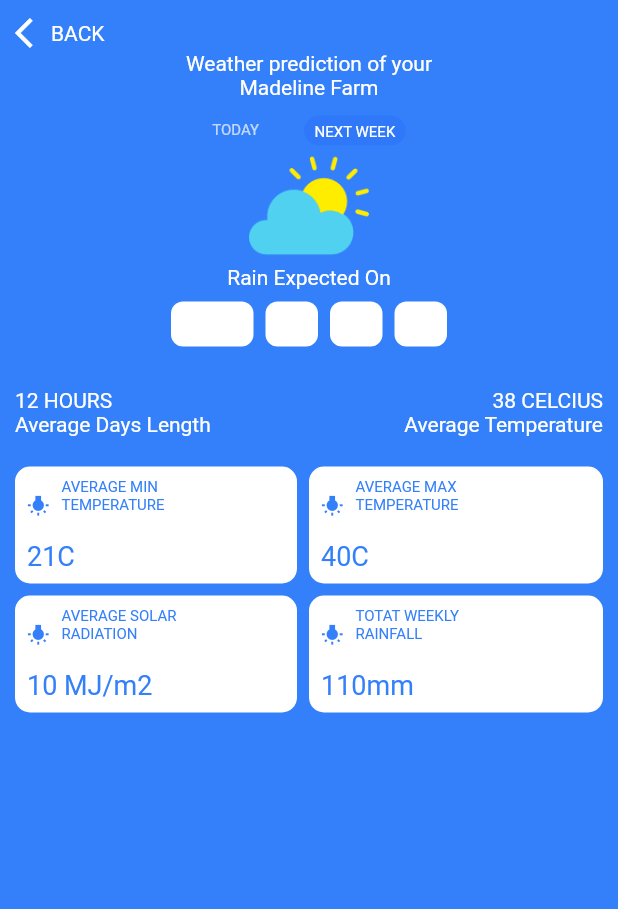
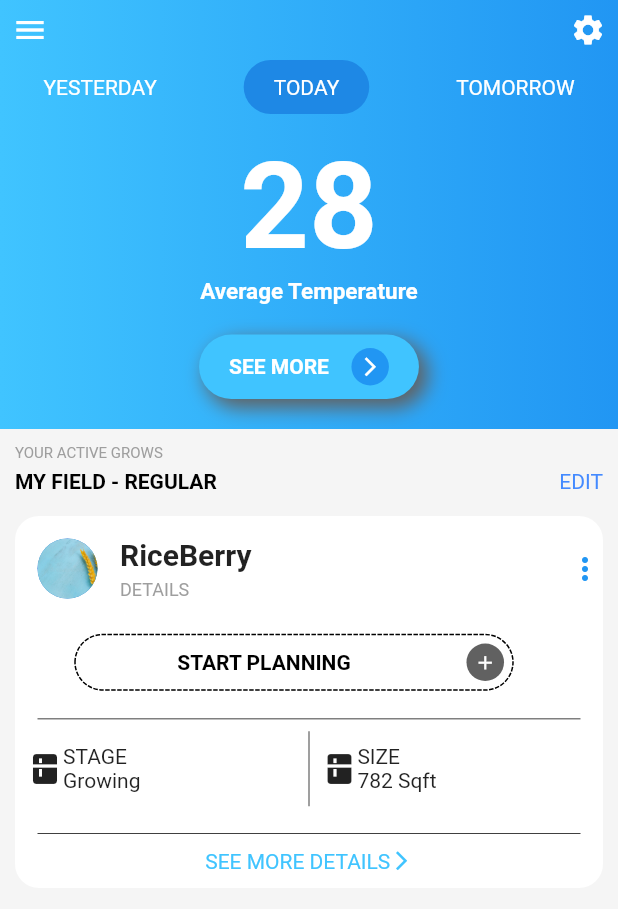
Before and after one commit to adaika96/flutter_session_farm_ai, a Flutter app: the screen it shows after launch, on a phone screen of 412 x 824 dp. Shown: the top 909 px of the screen. Run offline on Flutter 3.47's test engine with Material 2 defaults, Android fonts, the phone set to English and light mode, and no system bars; drawn by our look-alikes of dotted_border.

Commit message:
session du 13/07/2019

```diff
--- /dev/null
+++ b/lib/dashboard_page.dart
@@ -0,0 +1,342 @@
+import 'package:dotted_border/dotted_border.dart';
+import 'package:flutter/material.dart';
+
+class DashboardPage extends StatelessWidget {
+  @override
+  Widget build(BuildContext context) {
+    return SafeArea(
+      child: Column(
+        children: <Widget>[
+          Container(
+            decoration: BoxDecoration(
+              gradient: LinearGradient(
+                colors: [
+                  Colors.lightBlueAccent,
+                  Colors.blue,
+                ],
+              ),
+            ),
+            child: Column(
+              children: <Widget>[
+                Padding(
+                  padding: const EdgeInsets.all(8.0),
+                  child: Row(
+                    children: <Widget>[
+                      Icon(
+                        Icons.menu,
+                        color: Colors.white,
+                      ),
+                      Expanded(
+                        child: Container(),
+                      ),
+                      Icon(
+                        Icons.settings,
+                        color: Colors.white,
+                      ),
+                    ],
+                  ),
+                ),
+                Padding(
+                  padding: const EdgeInsets.only(bottom: 15.0),
+                  child: Row(
+                    mainAxisAlignment: MainAxisAlignment.spaceAround,
+                    children: <Widget>[
+                      Text(
+                        "YESTERDAY",
+                        style: TextStyle(color: Colors.white),
+                      ),
+                      Container(
+                          padding: EdgeInsets.only(
+                              top: 10, bottom: 10, left: 20, right: 20),
+                          decoration: BoxDecoration(
+                            borderRadius: BorderRadius.circular(30),
+                            color: Colors.blue[600],
+                          ),
+                          child: Text(
+                            "TODAY",
+                            style: TextStyle(color: Colors.white),
+                          )),
+                      Text(
+                        "TOMORROW",
+                        style: TextStyle(color: Colors.white),
+                      ),
+                    ],
+                  ),
+                ),
+                Text(
+                  "28",
+                  style: TextStyle(
+                      color: Colors.white,
+                      fontSize: 80,
+                      fontWeight: FontWeight.bold),
+                ),
+                Text(
+                  "Average Temperature",
+                  style: TextStyle(
+                      color: Colors.white,
+                      fontSize: 15,
+                      fontWeight: FontWeight.bold),
+                ),
+                SizedBox(
+                  height: 20,
+                ),
+                Row(
+                  mainAxisAlignment: MainAxisAlignment.center,
+                  children: <Widget>[
+                    Container(
+                      padding: EdgeInsets.only(
+                          top: 9, bottom: 9, left: 20, right: 20),
+                      decoration: BoxDecoration(
+                          boxShadow: [
+                            BoxShadow(
+                                color: Colors.grey[700],
+                                blurRadius: 10,
+                                spreadRadius: 1,
+                                offset: Offset(5, 5))
+                          ],
+                          color: Colors.lightBlueAccent,
+                          borderRadius: BorderRadius.circular(30)),
+                      child: Row(
+                        children: <Widget>[
+                          Text(
+                            "SEE MORE",
+                            style: TextStyle(
+                                color: Colors.white,
+                                fontWeight: FontWeight.bold),
+                          ),
+                          SizedBox(
+                            width: 15,
+                          ),
+                          Container(
+                            padding: EdgeInsets.all(5),
+                            decoration: BoxDecoration(
+                                color: Colors.blue[500],
+                                shape: BoxShape.circle),
+                            child: Icon(
+                              Icons.arrow_forward_ios,
+                              color: Colors.white,
+                              size: 15,
+                            ),
+                          )
+                        ],
+                      ),
+                    ),
+                  ],
+                ),
+                SizedBox(
+                  height: 20,
+                ),
+              ],
+            ),
+          ),
+          Expanded(
+            child: Container(
+              padding: EdgeInsets.all(10),
+              decoration: BoxDecoration(color: Colors.grey[100]),
+              child: ListView(
+                scrollDirection: Axis.vertical,
+                children: <Widget>[
+                  Text(
+                    "YOUR ACTIVE GROWS",
+                    style: TextStyle(color: Colors.grey, fontSize: 10),
+                  ),
+                  SizedBox(
+                    height: 5,
+                  ),
+                  Row(
+                    mainAxisAlignment: MainAxisAlignment.spaceBetween,
+                    children: <Widget>[
+                      Text(
+                        "MY FIELD - REGULAR",
+                        style: TextStyle(
+                            color: Colors.black, fontWeight: FontWeight.bold),
+                      ),
+                      Text(
+                        "EDIT",
+                        style: TextStyle(color: Colors.blueAccent),
+                      ),
+                    ],
+                  ),
+                  SizedBox(
+                    height: 15,
+                  ),
+                  Container(
+                    width: 200,
+                    decoration: BoxDecoration(
+                      color: Colors.white,
+                      borderRadius: BorderRadius.circular(16),
+                    ),
+                    child: Column(
+                      children: <Widget>[
+                        Row(
+                          children: <Widget>[
+                            Padding(
+                              padding: const EdgeInsets.all(15.0),
+                              child: CircleAvatar(
+                                backgroundImage:
+                                    ExactAssetImage("assets/ble.jpg"),
+                              ),
+                            ),
+                            Expanded(
+                              child: Column(
+                                crossAxisAlignment: CrossAxisAlignment.start,
+                                children: <Widget>[
+                                  Text(
+                                    'RiceBerry',
+                                    style: TextStyle(
+                                        fontWeight: FontWeight.bold,
+                                        fontSize: 20),
+                                  ),
+                                  SizedBox(
+                                    height: 5,
+                                  ),
+                                  Text(
+                                    'DETAILS',
+                                    style: TextStyle(
+                                        color: Colors.grey, fontSize: 12),
+                                  ),
+                                ],
+                              ),
+                            ),
+                            Icon(
+                              Icons.more_vert,
+                              color: Colors.blue,
+                            )
+                          ],
+                        ),
+                        Row(
+                          children: <Widget>[
+                            Padding(
+                              padding: const EdgeInsets.only(
+                                  left: 20.0, right: 20.0),
+                              child: Container(
+                                width: MediaQuery.of(context).size.width - 80,
+                                padding: EdgeInsets.only(
+                                    top: 9, bottom: 9, left: 20, right: 20),
+                                child: DottedBorder(
+                                  borderType: BorderType.RRect,
+                                  color: Colors.black,
+                                  padding: EdgeInsets.all(6),
+                                  strokeWidth: 1,
+                                  radius: Radius.circular(50.0),
+                                  child: Row(
+                                    children: <Widget>[
+                                      Expanded(
+                                        child: Center(
+                                          child: Text(
+                                            "START PLANNING",
+                                            style: TextStyle(
+                                                color: Colors.black,
+                                                fontWeight: FontWeight.bold),
+                                          ),
+                                        ),
+                                      ),
+                                      SizedBox(
+                                        width: 15,
+                                      ),
+                                      Container(
+                                        padding: EdgeInsets.all(5),
+                                        decoration: BoxDecoration(
+                                            color: Colors.grey[700],
+                                            shape: BoxShape.circle),
+                                        child: Icon(
+                                          Icons.add,
+                                          color: Colors.white,
+                                          size: 15,
+                                        ),
+                                      )
+                                    ],
+                                  ),
+                                ),
+                              ),
+                            ),
+                          ],
+                        ),
+                        Padding(
+                          padding: const EdgeInsets.only(
+                              left: 15.0, right: 15.0, top: 10),
+                          child: Container(
+                            color: Colors.black,
+                            height: 0.5,
+                          ),
+                        ),
+                        Padding(
+                          padding: const EdgeInsets.all(8.0),
+                          child: Row(
+                            children: <Widget>[
+                              Expanded(
+                                child: _specifics(
+                                  Icon(Icons.kitchen),
+                                  "STAGE",
+                                  "Growing",
+                                ),
+                              ),
+                              Container(
+                                width: 0.5,
+                                color: Colors.black,
+                                height: 50,
+                              ),
+                              Expanded(
+                                child: Padding(
+                                  padding: const EdgeInsets.only(left: 8.0),
+                                  child: _specifics(
+                                    Icon(Icons.kitchen),
+                                    "SIZE",
+                                    "782 Sqft",
+                                  ),
+                                ),
+                              )
+                            ],
+                          ),
+                        ),
+                        Padding(
+                          padding: const EdgeInsets.only(
+                              left: 15.0, right: 15.0, top: 10),
+                          child: Container(
+                            color: Colors.black,
+                            height: 0.5,
+                          ),
+                        ),
+                        Padding(
+                          padding: const EdgeInsets.only(left: 8.0, right: 8.0, bottom: 10.0, top: 10.0),
+                          child: Row(
+                            mainAxisAlignment: MainAxisAlignment.center,
+                            children: <Widget>[
+                              Text(
+                                "SEE MORE DETAILS",
+                                style: TextStyle(
+                                  color: Colors.lightBlueAccent
+                                ),
+                              ),
+                              Icon(Icons.arrow_forward_ios, color: Colors.lightBlueAccent, size: 15)
+                            ],
+                          ),
+                        )
+                      ],
+                    ),
+                  ),
+                ],
+              ),
+            ),
+          )
+        ],
+      ),
+    );
+  }
+
+  Widget _specifics(Icon icon, String title, String subTitle) {
+    return Row(
+      children: <Widget>[
+        icon,
+        Column(
+          crossAxisAlignment: CrossAxisAlignment.start,
+          children: <Widget>[
+            Text(title),
+            Text(subTitle),
+          ],
+        )
+      ],
+    );
+
+  }
+}
--- a/lib/main.dart
+++ b/lib/main.dart
@@ -1,5 +1,7 @@
 import 'package:flutter/material.dart';
 import 'package:interface_flutter/prediction_page.dart';
+
+import 'dashboard_page.dart';
 
 void main() => runApp(MyApp());
 
@@ -8,9 +10,9 @@ class MyApp extends StatelessWidget {
   Widget build(BuildContext context) {
     return MaterialApp(
       title: 'Perso App',
+      debugShowCheckedModeBanner: false,
       home: Scaffold(
-        body: PredictionPage(),
-        backgroundColor: Color.fromRGBO(52, 128, 250, 80),
+        body: DashboardPage(),
       ),
     );
   }
--- a/pubspec.yaml
+++ b/pubspec.yaml
@@ -23,6 +23,7 @@ dependencies:
   # The following adds the Cupertino Icons font to your application.
   # Use with the CupertinoIcons class for iOS style icons.
   cupertino_icons: ^0.1.2
+  dotted_border:
 
 dev_dependencies:
   flutter_test:
@@ -43,6 +44,7 @@ flutter:
   # To add assets to your application, add an assets section, like this:
   assets:
     - assets/sun.png
+    - assets/ble.jpg
   #  - images/a_dot_ham.jpeg
 
   # An image asset can refer to one or more resolution-specific "variants", see
```
Also changed, not shown: assets/ble.jpg (added), pubspec.lock.
